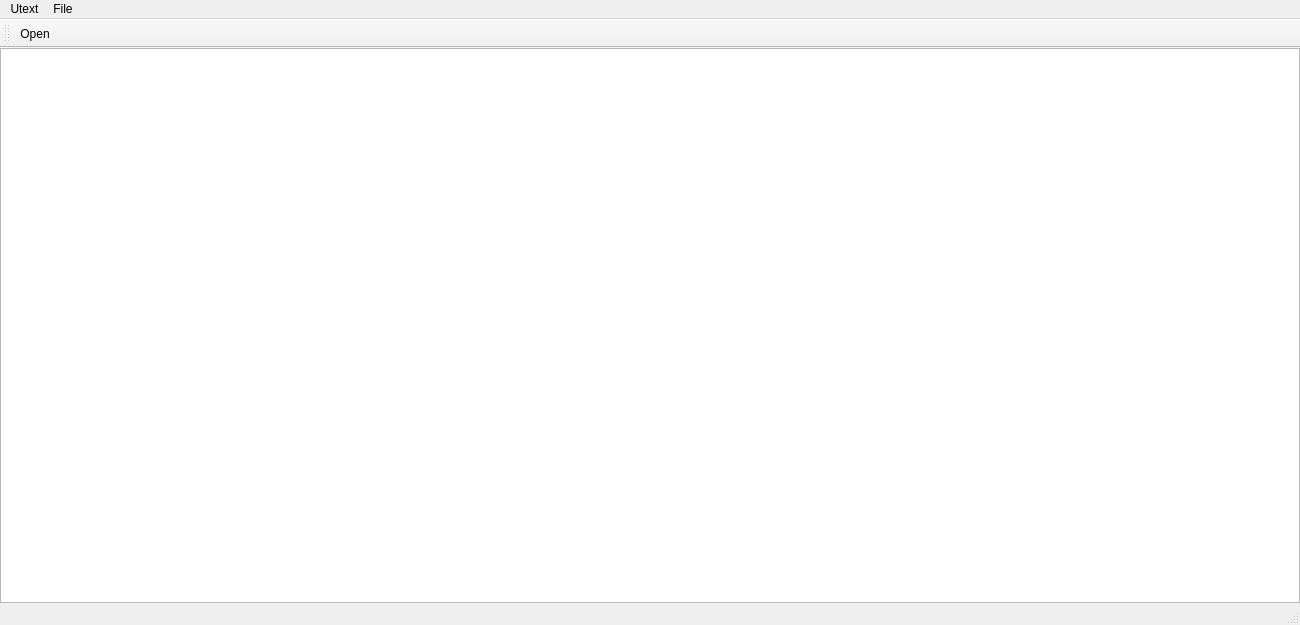
This is app/src/mainwindow.ui in N-911/CPP-Utext as Qt 5 draws it before an edit. The edited form follows.
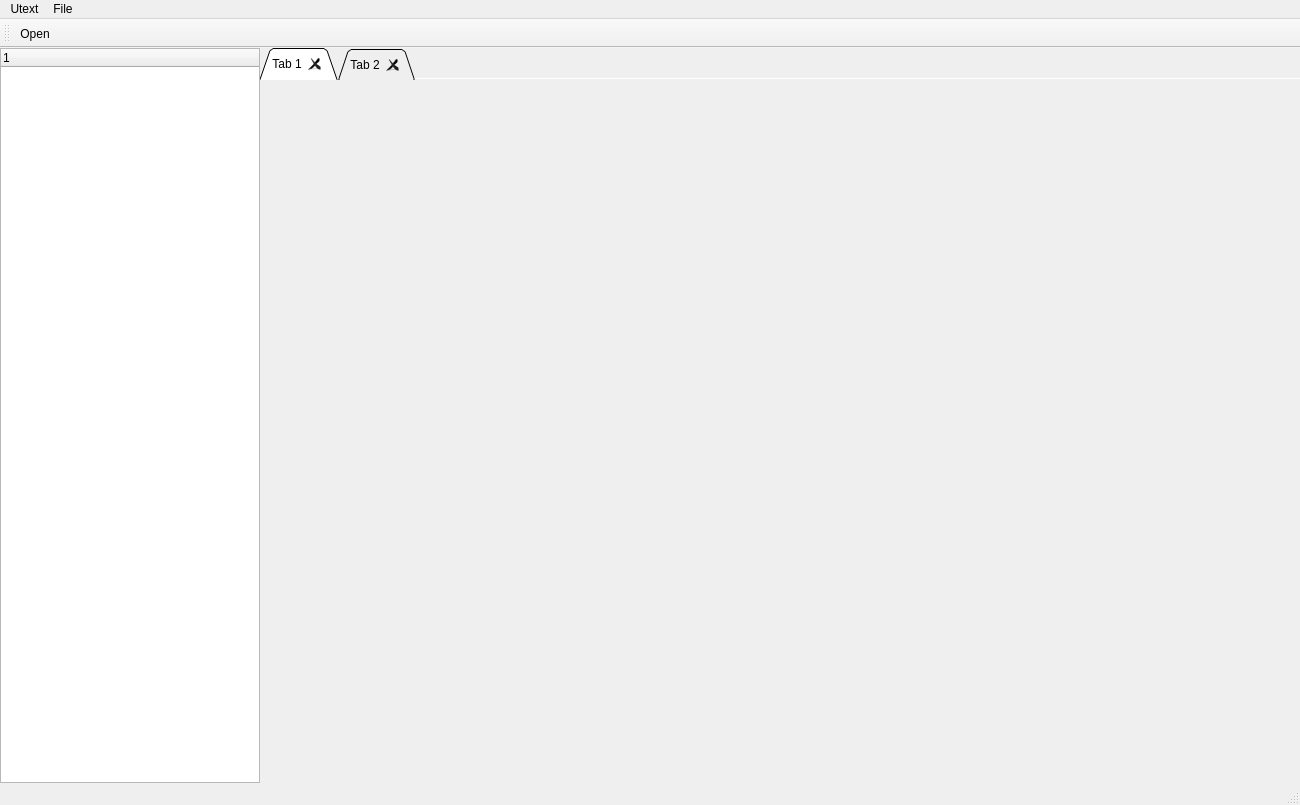
This is the edited form. Icons and pictures are not drawn.

Commit message: tab bar

The edit to the form file:
```diff
--- a/app/src/mainwindow.ui
+++ b/app/src/mainwindow.ui
@@ -7,7 +7,7 @@
     <x>0</x>
     <y>0</y>
     <width>1300</width>
-    <height>625</height>
+    <height>805</height>
    </rect>
   </property>
   <property name="sizePolicy">
@@ -53,7 +53,7 @@
      <height>0</height>
     </size>
    </property>
-   <layout class="QGridLayout" name="gridLayout_2">
+   <layout class="QGridLayout" name="gridLayout_2" columnstretch="1,4">
     <property name="leftMargin">
      <number>0</number>
     </property>
@@ -69,19 +69,58 @@
     <property name="spacing">
      <number>0</number>
     </property>
-    <item row="0" column="0">
-     <layout class="QFormLayout" name="formLayout">
-      <item row="0" column="1">
-       <widget class="QPlainTextEdit" name="editingArea">
-        <property name="minimumSize">
-         <size>
-          <width>0</width>
-          <height>500</height>
-         </size>
-        </property>
-       </widget>
-      </item>
-     </layout>
+    <item row="1" column="0">
+     <widget class="QTreeWidget" name="treeWidget">
+      <column>
+       <property name="text">
+        <string notr="true">1</string>
+       </property>
+      </column>
+     </widget>
+    </item>
+    <item row="1" column="1">
+     <widget class="QTabWidget" name="tabWidget">
+      <property name="tabShape">
+       <enum>QTabWidget::Triangular</enum>
+      </property>
+      <property name="currentIndex">
+       <number>0</number>
+      </property>
+      <property name="iconSize">
+       <size>
+        <width>30</width>
+        <height>30</height>
+       </size>
+      </property>
+      <property name="elideMode">
+       <enum>Qt::ElideLeft</enum>
+      </property>
+      <property name="usesScrollButtons">
+       <bool>false</bool>
+      </property>
+      <property name="documentMode">
+       <bool>true</bool>
+      </property>
+      <property name="tabsClosable">
+       <bool>true</bool>
+      </property>
+      <property name="movable">
+       <bool>true</bool>
+      </property>
+      <property name="tabBarAutoHide">
+       <bool>true</bool>
+      </property>
+      <widget class="QWidget" name="tab">
+       <attribute name="title">
+        <string>Tab 1</string>
+       </attribute>
+      </widget>
+      <widget class="QWidget" name="tab_2">
+       <attribute name="title">
+        <string>Tab 2</string>
+       </attribute>
+      </widget>
+     </widget>
     </item>
    </layout>
   </widget>
```
The commit also changes 7 other files.
